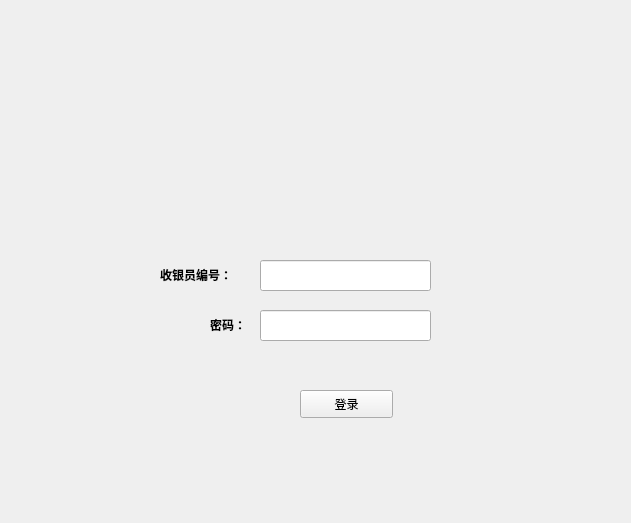
This is login_widget.ui in Hanii17/DB_Design as Qt 5 draws it before an edit. The edited form follows.
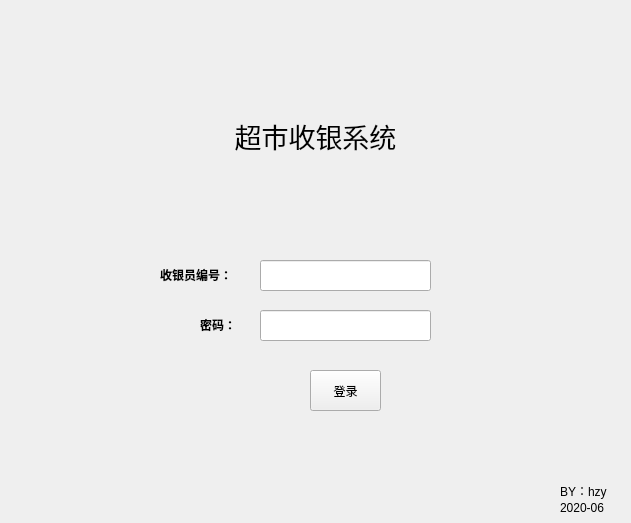
This is the edited form. Icons and pictures are not drawn.

What changed in the file:
```diff
--- a/login_widget.ui
+++ b/login_widget.ui
@@ -25,18 +25,35 @@
   <property name="windowTitle">
    <string>登录界面</string>
   </property>
+  <property name="windowIcon">
+   <iconset resource="images.qrc">
+    <normaloff>:/new/prefix1/b.png</normaloff>:/new/prefix1/b.png</iconset>
+  </property>
+  <property name="styleSheet">
+   <string notr="true"/>
+  </property>
   <widget class="QPushButton" name="login_pushButton">
    <property name="geometry">
     <rect>
-     <x>300</x>
-     <y>390</y>
-     <width>93</width>
-     <height>28</height>
+     <x>310</x>
+     <y>370</y>
+     <width>71</width>
+     <height>41</height>
     </rect>
    </property>
+   <property name="styleSheet">
+    <string notr="true">font: 10pt &quot;黑体&quot;;
+</string>
+   </property>
    <property name="text">
     <string>登录</string>
    </property>
+   <property name="iconSize">
+    <size>
+     <width>51</width>
+     <height>51</height>
+    </size>
+   </property>
   </widget>
   <widget class="QLabel" name="label">
    <property name="geometry">
@@ -54,7 +71,7 @@
   <widget class="QLabel" name="label_2">
    <property name="geometry">
     <rect>
-     <x>210</x>
+     <x>200</x>
      <y>310</y>
      <width>51</width>
      <height>31</height>
@@ -83,6 +100,60 @@
      <height>31</height>
     </rect>
    </property>
+   <property name="styleSheet">
+    <string notr="true"/>
+   </property>
+  </widget>
+  <widget class="QLabel" name="label_3">
+   <property name="geometry">
+    <rect>
+     <x>180</x>
+     <y>70</y>
+     <width>271</width>
+     <height>131</height>
+    </rect>
+   </property>
+   <property name="font">
+    <font>
+     <family>方正舒体</family>
+     <pointsize>20</pointsize>
+    </font>
+   </property>
+   <property name="styleSheet">
+    <string notr="true"/>
+   </property>
+   <property name="text">
+    <string>超市收银系统</string>
+   </property>
+   <property name="alignment">
+    <set>Qt::AlignCenter</set>
+   </property>
+  </widget>
+  <widget class="QLabel" name="label_4">
+   <property name="geometry">
+    <rect>
+     <x>560</x>
+     <y>480</y>
+     <width>72</width>
+     <height>21</height>
+    </rect>
+   </property>
+   <property name="text">
+    <string>BY：hzy</string>
+   </property>
+  </widget>
+  <widget class="QLabel" name="label_5">
+   <property name="geometry">
+    <rect>
+     <x>560</x>
+     <y>500</y>
+     <width>72</width>
+     <height>15</height>
+    </rect>
+   </property>
+   <property name="text">
+    <string>2020-06</string>
+   </property>
   </widget>
  </widget>
  <resources/>
```
Left out of the diff: 7 changed lines with no effect on the pictures.
